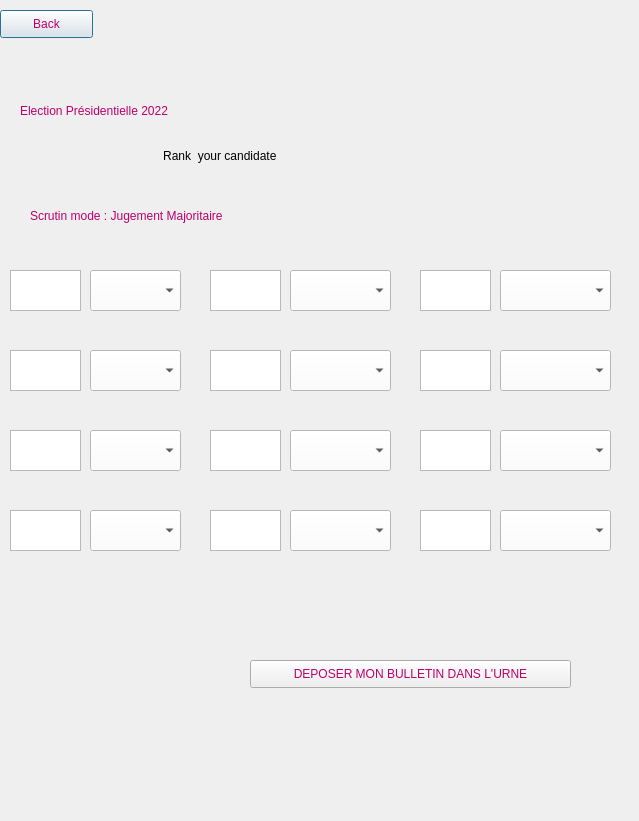
enst-abstention/votesAlternatifsTD5_SimporeLemaitre, file Codes/biblio/ui/jugMajBulletin.ui: the form before one commit.
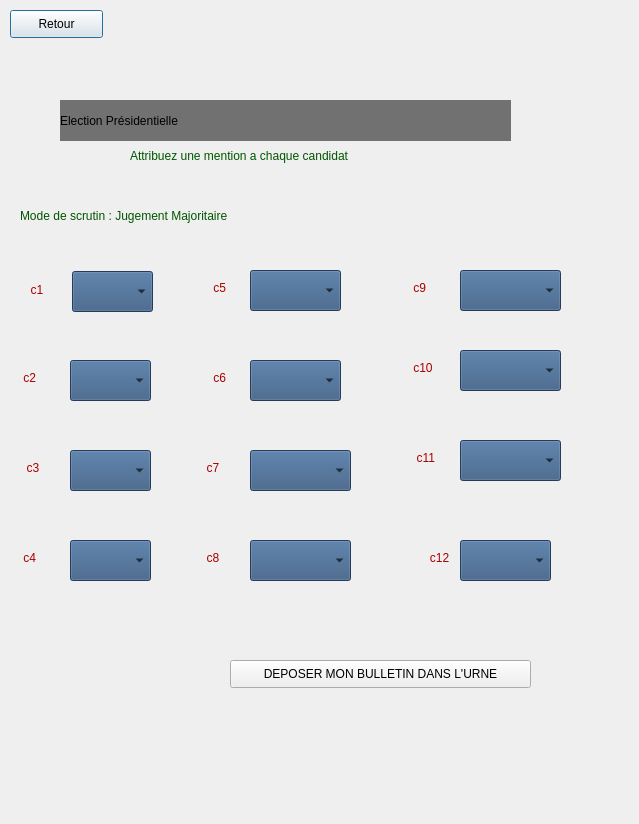
The form after the commit. Icons and pictures are not drawn.

The edit to the form file:
```diff
--- a/Codes/biblio/ui/jugMajBulletin.ui
+++ b/Codes/biblio/ui/jugMajBulletin.ui
@@ -7,7 +7,7 @@
     <x>0</x>
     <y>0</y>
     <width>639</width>
-    <height>821</height>
+    <height>824</height>
    </rect>
   </property>
   <property name="windowTitle">
@@ -16,15 +16,12 @@
   <widget class="QWidget" name="widget" native="true">
    <property name="geometry">
     <rect>
-     <x>-10</x>
+     <x>0</x>
      <y>0</y>
-     <width>651</width>
+     <width>640</width>
      <height>825</height>
     </rect>
    </property>
-   <property name="autoFillBackground">
-    <bool>false</bool>
-   </property>
    <property name="styleSheet">
     <string notr="true"/>
    </property>
@@ -49,213 +46,474 @@
    <widget class="QLabel" name="label">
     <property name="geometry">
      <rect>
-      <x>30</x>
-      <y>90</y>
-      <width>571</width>
+      <x>60</x>
+      <y>100</y>
+      <width>451</width>
       <height>41</height>
      </rect>
     </property>
     <property name="styleSheet">
-     <string notr="true">font: 8pt &quot;Kristen ITC&quot;;
-color: rgb(188, 0, 108);
+     <string notr="true">color: rgb(0, 0, 0);
+alternate-background-color: rgb(93, 93, 93);
+background-color: rgb(113, 113, 113);
+font: 8pt &quot;Kristen ITC&quot;;
 font: 24pt &quot;Kristen ITC&quot;;
 </string>
     </property>
     <property name="text">
-     <string>Election Présidentielle 2022</string>
+     <string>Election Présidentielle</string>
     </property>
    </widget>
    <widget class="QLabel" name="label_3">
     <property name="geometry">
      <rect>
-      <x>60</x>
+      <x>130</x>
       <y>140</y>
-      <width>421</width>
+      <width>271</width>
       <height>31</height>
      </rect>
     </property>
     <property name="styleSheet">
-     <string notr="true">color: rgb(0, 0, 0);</string>
+     <string notr="true">color: rgb(0, 85, 0);
+font: 8pt &quot;Kristen ITC&quot;;
+font: 8pt &quot;Kristen ITC&quot;;</string>
     </property>
     <property name="text">
-     <string>                                  Rank  your candidate</string>
+     <string>Attribuez une mention a chaque candidat</string>
     </property>
    </widget>
    <widget class="QLabel" name="label_4">
     <property name="geometry">
      <rect>
-      <x>40</x>
+      <x>20</x>
       <y>190</y>
-      <width>241</width>
+      <width>261</width>
       <height>51</height>
      </rect>
     </property>
     <property name="styleSheet">
-     <string notr="true">font: 8pt &quot;Kristen ITC&quot;;
-color: rgb(188, 0, 108);
+     <string notr="true">color: rgb(0, 85, 0);
 font: 8pt &quot;Kristen ITC&quot;;
+font: 8pt &quot;Kristen ITC&quot;;
 </string>
     </property>
     <property name="text">
-     <string>Scrutin mode : Jugement Majoritaire</string>
+     <string>Mode de scrutin : Jugement Majoritaire</string>
     </property>
    </widget>
    <widget class="QComboBox" name="comboBoxCandidat1">
     <property name="geometry">
      <rect>
-      <x>100</x>
+      <x>72</x>
+      <y>271</y>
+      <width>81</width>
+      <height>41</height>
+     </rect>
+    </property>
+    <property name="styleSheet">
+     <string notr="true">background-color: rgb(0, 85, 255);
+background-color: rgb(0, 0, 0);
+background-color: rgb(52, 86, 127);
+</string>
+    </property>
+   </widget>
+   <widget class="QComboBox" name="comboBoxC5">
+    <property name="geometry">
+     <rect>
+      <x>250</x>
       <y>270</y>
       <width>91</width>
       <height>41</height>
      </rect>
     </property>
     <property name="styleSheet">
-     <string notr="true">background-color: rgb(255, 255, 255);
-</string>
+     <string notr="true">background-color: rgb(0, 85, 255);
+background-color: rgb(0, 0, 0);
+background-color: rgb(52, 86, 127);</string>
     </property>
    </widget>
    <widget class="QComboBox" name="comboBoxCandidat5">
     <property name="geometry">
      <rect>
-      <x>300</x>
+      <x>460</x>
       <y>270</y>
       <width>101</width>
       <height>41</height>
      </rect>
     </property>
     <property name="styleSheet">
-     <string notr="true">background-color: rgb(255, 255, 255);
-</string>
+     <string notr="true">background-color: rgb(0, 85, 255);
+background-color: rgb(0, 0, 0);
+background-color: rgb(52, 86, 127);</string>
     </property>
    </widget>
    <widget class="QComboBox" name="comboBoxCandidat9">
     <property name="geometry">
      <rect>
-      <x>510</x>
-      <y>270</y>
-      <width>111</width>
+      <x>70</x>
+      <y>360</y>
+      <width>81</width>
       <height>41</height>
      </rect>
     </property>
     <property name="styleSheet">
-     <string notr="true">background-color:rgb(255, 255, 255)</string>
+     <string notr="true">background-color: rgb(0, 85, 255);
+background-color: rgb(0, 0, 0);
+background-color: rgb(52, 86, 127);</string>
     </property>
    </widget>
    <widget class="QComboBox" name="comboBoxCandidat2">
     <property name="geometry">
      <rect>
-      <x>100</x>
-      <y>350</y>
+      <x>250</x>
+      <y>360</y>
       <width>91</width>
       <height>41</height>
      </rect>
     </property>
     <property name="styleSheet">
-     <string notr="true">background-color: rgb(255,255,255)</string>
+     <string notr="true">background-color: rgb(0, 85, 255);
+background-color: rgb(0, 0, 0);
+background-color: rgb(52, 86, 127);</string>
     </property>
    </widget>
    <widget class="QComboBox" name="comboBoxCandidat6">
     <property name="geometry">
      <rect>
-      <x>300</x>
+      <x>460</x>
       <y>350</y>
       <width>101</width>
       <height>41</height>
      </rect>
     </property>
     <property name="styleSheet">
-     <string notr="true">background-color: rgb(255, 255, 255)</string>
+     <string notr="true">background-color: rgb(0, 85, 255);
+background-color: rgb(0, 0, 0);
+background-color: rgb(52, 86, 127);</string>
     </property>
    </widget>
    <widget class="QComboBox" name="comboBoxCandidat10">
     <property name="geometry">
      <rect>
-      <x>510</x>
-      <y>350</y>
-      <width>111</width>
+      <x>70</x>
+      <y>450</y>
+      <width>81</width>
       <height>41</height>
      </rect>
     </property>
     <property name="styleSheet">
-     <string notr="true">background-color: rgb(255, 255, 255)</string>
+     <string notr="true">background-color: rgb(0, 85, 255);
+background-color: rgb(0, 0, 0);
+background-color: rgb(52, 86, 127);</string>
     </property>
    </widget>
    <widget class="QComboBox" name="comboBoxCandidat3">
     <property name="geometry">
      <rect>
-      <x>100</x>
-      <y>430</y>
-      <width>91</width>
+      <x>250</x>
+      <y>450</y>
+      <width>101</width>
       <height>41</height>
      </rect>
     </property>
     <property name="styleSheet">
-     <string notr="true">background-color: rgb(255, 255, 255)</string>
+     <string notr="true">background-color: rgb(0, 85, 255);
+background-color: rgb(0, 0, 0);
+background-color: rgb(52, 86, 127);</string>
     </property>
    </widget>
    <widget class="QComboBox" name="comboBoxCandidat7">
     <property name="geometry">
      <rect>
-      <x>300</x>
-      <y>430</y>
+      <x>460</x>
+      <y>440</y>
       <width>101</width>
       <height>41</height>
      </rect>
     </property>
     <property name="styleSheet">
-     <string notr="true">background-color: rgb(255, 255, 255)</string>
+     <string notr="true">background-color: rgb(0, 85, 255);
+background-color: rgb(0, 0, 0);
+background-color: rgb(52, 86, 127);</string>
     </property>
    </widget>
    <widget class="QComboBox" name="comboBoxCandidat11">
     <property name="geometry">
      <rect>
-      <x>510</x>
-      <y>430</y>
-      <width>111</width>
+      <x>70</x>
+      <y>540</y>
+      <width>81</width>
       <height>41</height>
      </rect>
     </property>
     <property name="styleSheet">
-     <string notr="true">background-color: rgb(255, 255, 255)</string>
+     <string notr="true">background-color: rgb(0, 85, 255);
+background-color: rgb(0, 0, 0);
+background-color: rgb(52, 86, 127);</string>
     </property>
    </widget>
    <widget class="QComboBox" name="comboBoxCandidat4">
     <property name="geometry">
      <rect>
-      <x>100</x>
-      <y>510</y>
-      <width>91</width>
+      <x>250</x>
+      <y>540</y>
+      <width>101</width>
       <height>41</height>
      </rect>
     </property>
     <property name="styleSheet">
-     <string notr="true">background-color: rgb(255, 255, 255)</string>
+     <string notr="true">background-color: rgb(0, 85, 255);
+background-color: rgb(0, 0, 0);
+background-color: rgb(52, 86, 127);</string>
     </property>
    </widget>
    <widget class="QComboBox" name="comboBoxCandidat8">
     <property name="geometry">
      <rect>
-      <x>300</x>
-      <y>510</y>
-      <width>101</width>
+      <x>460</x>
+      <y>540</y>
+      <width>91</width>
       <height>41</height>
      </rect>
     </property>
     <property name="styleSheet">
-     <string notr="true">background-color: rgb(255, 255, 255)</string>
+     <string notr="true">background-color: rgb(0, 85, 255);
+background-color: rgb(0, 0, 0);
+background-color: rgb(52, 86, 127);</string>
     </property>
    </widget>
-   <widget class="QComboBox" name="comboBoxCandidat12">
+   <widget class="QLabel" name="labelC1">
     <property name="geometry">
      <rect>
-      <x>510</x>
-      <y>510</y>
-      <width>111</width>
-      <height>41</height>
+      <x>4</x>
+      <y>280</y>
+      <width>51</width>
+      <height>20</height>
      </rect>
     </property>
     <property name="styleSheet">
-     <string notr="true">background-color: rgb(255, 255, 255)</string>
+     <string notr="true">font: 8pt &quot;Kristen ITC&quot;;
+color: rgb(170, 0, 0);
+font: 8pt &quot;Kristen ITC&quot;;
+</string>
+    </property>
+    <property name="text">
+     <string>        c1</string>
+    </property>
+   </widget>
+   <widget class="QLabel" name="labelC2">
+    <property name="geometry">
+     <rect>
+      <x>0</x>
+      <y>370</y>
+      <width>55</width>
+      <height>16</height>
+     </rect>
+    </property>
+    <property name="styleSheet">
+     <string notr="true">font: 8pt &quot;Kristen ITC&quot;;
+color: rgb(170, 0, 0);
+font: 8pt &quot;Kristen ITC&quot;;
+
+</string>
+    </property>
+    <property name="text">
+     <string>       c2</string>
+    </property>
+   </widget>
+   <widget class="QLabel" name="labelC3">
+    <property name="geometry">
+     <rect>
+      <x>0</x>
+      <y>460</y>
+      <width>55</width>
+      <height>16</height>
+     </rect>
+    </property>
+    <property name="styleSheet">
+     <string notr="true">font: 8pt &quot;Kristen ITC&quot;;
+color: rgb(170, 0, 0);
+font: 8pt &quot;Kristen ITC&quot;;
+</string>
+    </property>
+    <property name="text">
+     <string>        c3</string>
+    </property>
+   </widget>
+   <widget class="QLabel" name="labelC4">
+    <property name="geometry">
+     <rect>
+      <x>0</x>
+      <y>550</y>
+      <width>55</width>
+      <height>16</height>
+     </rect>
+    </property>
+    <property name="styleSheet">
+     <string notr="true">font: 8pt &quot;Kristen ITC&quot;;
+color: rgb(170, 0, 0);
+font: 8pt &quot;Kristen ITC&quot;;
+
+</string>
+    </property>
+    <property name="text">
+     <string>       c4</string>
+    </property>
+   </widget>
+   <widget class="QLabel" name="labelC5">
+    <property name="geometry">
+     <rect>
+      <x>190</x>
+      <y>280</y>
+      <width>55</width>
+      <height>16</height>
+     </rect>
+    </property>
+    <property name="styleSheet">
+     <string notr="true">font: 8pt &quot;Kristen ITC&quot;;
+color: rgb(170, 0, 0);
+font: 8pt &quot;Kristen ITC&quot;;
+</string>
+    </property>
+    <property name="text">
+     <string>       c5</string>
+    </property>
+   </widget>
+   <widget class="QLabel" name="labelC6">
+    <property name="geometry">
+     <rect>
+      <x>190</x>
+      <y>370</y>
+      <width>55</width>
+      <height>16</height>
+     </rect>
+    </property>
+    <property name="styleSheet">
+     <string notr="true">font: 8pt &quot;Kristen ITC&quot;;
+color: rgb(170, 0, 0);
+font: 8pt &quot;Kristen ITC&quot;;
+
+</string>
+    </property>
+    <property name="text">
+     <string>       c6</string>
+    </property>
+   </widget>
+   <widget class="QLabel" name="labelC7">
+    <property name="geometry">
+     <rect>
+      <x>180</x>
+      <y>460</y>
+      <width>55</width>
+      <height>16</height>
+     </rect>
+    </property>
+    <property name="styleSheet">
+     <string notr="true">font: 8pt &quot;Kristen ITC&quot;;
+color: rgb(170, 0, 0);
+font: 8pt &quot;Kristen ITC&quot;;
+</string>
+    </property>
+    <property name="text">
+     <string>        c7</string>
+    </property>
+   </widget>
+   <widget class="QLabel" name="labelC8">
+    <property name="geometry">
+     <rect>
+      <x>180</x>
+      <y>550</y>
+      <width>55</width>
+      <height>16</height>
+     </rect>
+    </property>
+    <property name="styleSheet">
+     <string notr="true">font: 8pt &quot;Kristen ITC&quot;;
+color: rgb(170, 0, 0);
+font: 8pt &quot;Kristen ITC&quot;;
+
+</string>
+    </property>
+    <property name="text">
+     <string>        c8</string>
+    </property>
+   </widget>
+   <widget class="QLabel" name="labelC9">
+    <property name="geometry">
+     <rect>
+      <x>390</x>
+      <y>280</y>
+      <width>55</width>
+      <height>16</height>
+     </rect>
+    </property>
+    <property name="styleSheet">
+     <string notr="true">font: 8pt &quot;Kristen ITC&quot;;
+color: rgb(170, 0, 0);
+font: 8pt &quot;Kristen ITC&quot;;
+</string>
+    </property>
+    <property name="text">
+     <string>       c9</string>
+    </property>
+   </widget>
+   <widget class="QLabel" name="labelC10">
+    <property name="geometry">
+     <rect>
+      <x>390</x>
+      <y>360</y>
+      <width>55</width>
+      <height>16</height>
+     </rect>
+    </property>
+    <property name="styleSheet">
+     <string notr="true">font: 8pt &quot;Kristen ITC&quot;;
+color: rgb(170, 0, 0);
+font: 8pt &quot;Kristen ITC&quot;;
+
+</string>
+    </property>
+    <property name="text">
+     <string>       c10</string>
+    </property>
+   </widget>
+   <widget class="QLabel" name="labelC11">
+    <property name="geometry">
+     <rect>
+      <x>390</x>
+      <y>450</y>
+      <width>55</width>
+      <height>16</height>
+     </rect>
+    </property>
+    <property name="styleSheet">
+     <string notr="true">font: 8pt &quot;Kristen ITC&quot;;
+color: rgb(170, 0, 0);
+font: 8pt &quot;Kristen ITC&quot;;
+</string>
+    </property>
+    <property name="text">
+     <string>        c11</string>
+    </property>
+   </widget>
+   <widget class="QLabel" name="labelC12">
+    <property name="geometry">
+     <rect>
+      <x>400</x>
+      <y>550</y>
+      <width>55</width>
+      <height>16</height>
+     </rect>
+    </property>
+    <property name="styleSheet">
+     <string notr="true">font: 8pt &quot;Kristen ITC&quot;;
+color: rgb(170, 0, 0);
+font: 8pt &quot;Kristen ITC&quot;;
+
+</string>
+    </property>
+    <property name="text">
+     <string>         c12</string>
     </property>
    </widget>
    <widget class="QPushButton" name="buttonBack">
@@ -269,26 +527,27 @@
     </property>
     <property name="styleSheet">
      <string notr="true">font: 8pt &quot;Kristen ITC&quot;;
-color: rgb(188, 0, 108);
+color: rgb(0, 0, 0);
 font: 8pt &quot;Kristen ITC&quot;;
 </string>
     </property>
     <property name="text">
-     <string>Back</string>
+     <string>Retour</string>
     </property>
    </widget>
    <widget class="QPushButton" name="buttonAVoter">
     <property name="geometry">
      <rect>
-      <x>260</x>
+      <x>230</x>
       <y>660</y>
-      <width>321</width>
+      <width>301</width>
       <height>28</height>
      </rect>
     </property>
     <property name="styleSheet">
      <string notr="true">font: 8pt &quot;Kristen ITC&quot;;
-color: rgb(188, 0, 108);
+font: 75 8pt &quot;MS Shell Dlg 2&quot;;
+color: rgb(0, 0, 0);
 font: 8pt &quot;Kristen ITC&quot;;
 </string>
     </property>
@@ -296,126 +555,6 @@
      <string>DEPOSER MON BULLETIN DANS L'URNE</string>
     </property>
    </widget>
-   <widget class="QTextEdit" name="textEditCandidat1">
-    <property name="geometry">
-     <rect>
-      <x>20</x>
-      <y>270</y>
-      <width>71</width>
-      <height>41</height>
-     </rect>
-    </property>
-   </widget>
-   <widget class="QTextEdit" name="textEditCandidat5">
-    <property name="geometry">
-     <rect>
-      <x>220</x>
-      <y>270</y>
-      <width>71</width>
-      <height>41</height>
-     </rect>
-    </property>
-   </widget>
-   <widget class="QTextEdit" name="textEditCandidat9">
-    <property name="geometry">
-     <rect>
-      <x>430</x>
-      <y>270</y>
-      <width>71</width>
-      <height>41</height>
-     </rect>
-    </property>
-   </widget>
-   <widget class="QTextEdit" name="textEditCandidat2">
-    <property name="geometry">
-     <rect>
-      <x>20</x>
-      <y>350</y>
-      <width>71</width>
-      <height>41</height>
-     </rect>
-    </property>
-   </widget>
-   <widget class="QTextEdit" name="textEditCandidat6">
-    <property name="geometry">
-     <rect>
-      <x>220</x>
-      <y>350</y>
-      <width>71</width>
-      <height>41</height>
-     </rect>
-    </property>
-   </widget>
-   <widget class="QTextEdit" name="textEditCandidat10">
-    <property name="geometry">
-     <rect>
-      <x>430</x>
-      <y>350</y>
-      <width>71</width>
-      <height>41</height>
-     </rect>
-    </property>
-   </widget>
-   <widget class="QTextEdit" name="textEditCandidat3">
-    <property name="geometry">
-     <rect>
-      <x>20</x>
-      <y>430</y>
-      <width>71</width>
-      <height>41</height>
-     </rect>
-    </property>
-   </widget>
-   <widget class="QTextEdit" name="textEditCandidat7">
-    <property name="geometry">
-     <rect>
-      <x>220</x>
-      <y>430</y>
-      <width>71</width>
-      <height>41</height>
-     </rect>
-    </property>
-   </widget>
-   <widget class="QTextEdit" name="textEditCandidat11">
-    <property name="geometry">
-     <rect>
-      <x>430</x>
-      <y>430</y>
-      <width>71</width>
-      <height>41</height>
-     </rect>
-    </property>
-   </widget>
-   <widget class="QTextEdit" name="textEditCandidat12">
-    <property name="geometry">
-     <rect>
-      <x>430</x>
-      <y>510</y>
-      <width>71</width>
-      <height>41</height>
-     </rect>
-    </property>
-   </widget>
-   <widget class="QTextEdit" name="textEditCandidat8">
-    <property name="geometry">
-     <rect>
-      <x>220</x>
-      <y>510</y>
-      <width>71</width>
-      <height>41</height>
-     </rect>
-    </property>
-   </widget>
-   <widget class="QTextEdit" name="textEditCandidat4">
-    <property name="geometry">
-     <rect>
-      <x>20</x>
-      <y>510</y>
-      <width>71</width>
-      <height>41</height>
-     </rect>
-    </property>
-   </widget>
   </widget>
  </widget>
  <resources/>
```
Left out of the diff: 30 changed lines with no effect on the pictures.
